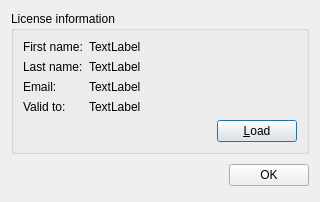
First picture: the form in source/licensedialog.ui, repository martin-kudlicka/vocabulary-master, before the edit.
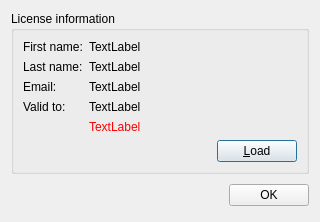
Second picture: the form after the edit.

Commit message: + show license status

```diff
--- a/source/licensedialog.ui
+++ b/source/licensedialog.ui
@@ -7,7 +7,7 @@
     <x>0</x>
     <y>0</y>
     <width>320</width>
-    <height>197</height>
+    <height>210</height>
    </rect>
   </property>
   <property name="windowTitle">
@@ -79,7 +79,7 @@
         </property>
        </widget>
       </item>
-      <item row="4" column="1">
+      <item row="5" column="1">
        <layout class="QHBoxLayout" name="horizontalLayout">
         <item>
          <spacer name="horizontalSpacer">
@@ -103,6 +103,50 @@
         </item>
        </layout>
       </item>
+      <item row="4" column="1">
+       <widget class="QLabel" name="qlStatus">
+        <property name="palette">
+         <palette>
+          <active>
+           <colorrole role="WindowText">
+            <brush brushstyle="SolidPattern">
+             <color alpha="255">
+              <red>255</red>
+              <green>0</green>
+              <blue>0</blue>
+             </color>
+            </brush>
+           </colorrole>
+          </active>
+          <inactive>
+           <colorrole role="WindowText">
+            <brush brushstyle="SolidPattern">
+             <color alpha="255">
+              <red>255</red>
+              <green>0</green>
+              <blue>0</blue>
+             </color>
+            </brush>
+           </colorrole>
+          </inactive>
+          <disabled>
+           <colorrole role="WindowText">
+            <brush brushstyle="SolidPattern">
+             <color alpha="255">
+              <red>120</red>
+              <green>120</green>
+              <blue>120</blue>
+             </color>
+            </brush>
+           </colorrole>
+          </disabled>
+         </palette>
+        </property>
+        <property name="text">
+         <string>TextLabel</string>
+        </property>
+       </widget>
+      </item>
      </layout>
     </widget>
    </item>
```
The commit also changes 3 other files.
